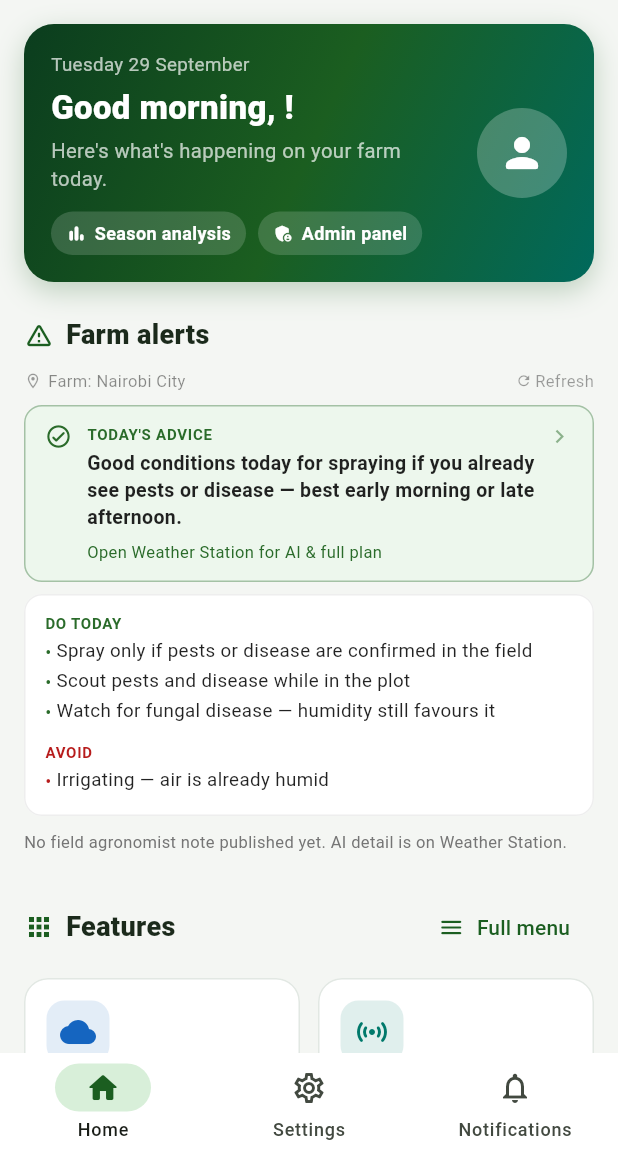
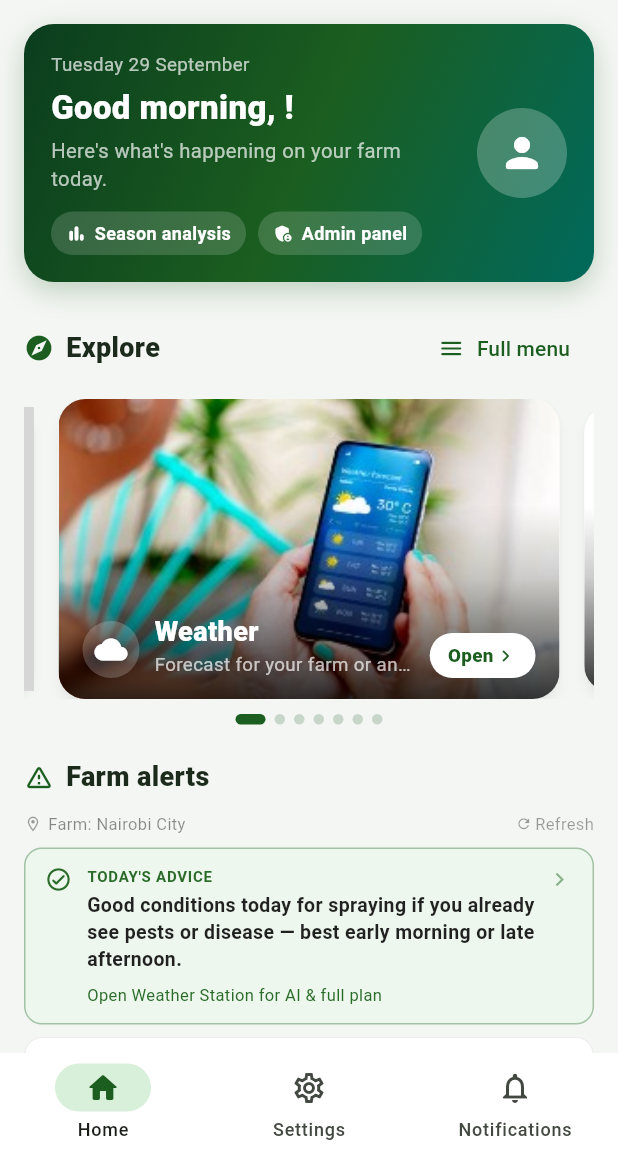
Before and after one commit to DeveloperJVKenya/KilimoMkononi, a Flutter app: the HomePage screen opened by its route, on a phone screen of 412 x 824 dp, the part 84-1236 px from its top. Run offline on Flutter 3.47's test engine with Material 3 defaults, Android fonts, the phone set to English and light mode, and no system bars; drawn by our look-alikes of carousel_slider; our stand-ins replace cloud_firestore, cloud_functions, confetti, connectivity_plus, dio, file_picker and 23 more; missing offline and left inert: flame, flutter_pdfview; accounts and stored records are empty; network calls fail; project files that could hold a hidden picture were left out; grey boxes are pictures that could not be loaded.

Commit message:
Home: clickable section carousel before Farm Alerts instead of feature cards
- Carousel restored (7 slides: Weather, Field Data, Pests & Diseases, Farm
  Management, Farming Tips, Manuals, Season Analysis); each slide has a
  title, description and Open button and opens its section. Dots, and
  prev/next arrows on wide screens. Placed directly before Farm Alerts.
- Feature card grid removed.
- Drawer gains Weather Station, Market Prices and Farming Tips so every
  section stays reachable.

Co-Authored-By: Claude Opus 5.5 <noreply@anthropic.com>

```diff
--- a/lib/home.dart
+++ b/lib/home.dart
@@ -1,5 +1,6 @@
 // lib/screens/home.dart
 import 'package:flutter/material.dart';
+import 'package:carousel_slider/carousel_slider.dart';
 import 'package:intl/intl.dart';
 import 'package:kilimomkononi/models/user_model.dart';
 import 'package:kilimomkononi/screens/Field%20Data%20Input/field_data_input_home_page.dart';
@@ -280,51 +281,40 @@ class _HomePageState extends State<HomePage> {
     );
   }
 
-  /// Home: greeting, farm alerts, every feature in a responsive grid, and
-  /// the Season Analysis highlight. Content is centred and capped at
-  /// 1100 px so nothing stretches on wide screens.
+  /// Home: greeting, a carousel of the app's sections (each slide opens its
+  /// section), farm alerts and the Season Analysis highlight. Content is
+  /// centred and capped at 1100 px so nothing stretches on wide screens.
   Widget _buildHomeContent(String fullName) {
-    final features = <_Feature>[
-      _Feature(Icons.wb_cloudy_rounded, 'Weather', 'Forecast for any place', const Color(0xFF1565C0),
-          () => _open(const WeatherScreen())),
-      _Feature(Icons.sensors_rounded, 'Weather Station', 'Live readings & verified advice', const Color(0xFF00796B),
-          () => _open(const WeatherStationScreen())),
-      _Feature(Icons.edit_note_rounded, 'Field Data', 'Record plots, soil & crops', const Color(0xFF2E7D32),
-          () => _open(const FieldDataInputHomePage())),
-      _Feature(Icons.bug_report_rounded, 'Pests & Diseases', 'Diagnose and treat', const Color(0xFFC62828),
-          () => _open(const PestDiseaseHomePage())),
-      _Feature(Icons.account_balance_wallet_rounded, 'Farm Management', 'Tasks, costs & harvests',
-          const Color(0xFF6D4C41), () => _open(const FarmManagementScreen())),
-      _Feature(Icons.price_check_rounded, 'Market Prices', 'Prices near you', const Color(0xFFEF6C00),
-          () => _open(const MarketPriceScreen())),
-      _Feature(Icons.lightbulb_rounded, 'Farming Tips', 'Practical guidance', const Color(0xFFF9A825),
-          () => _open(const FarmingTipsWidget())),
-      _Feature(Icons.menu_book_rounded, 'Manuals', 'Guides & documents', const Color(0xFF3949AB),
-          () => _open(const ManualsScreen())),
+    final slides = <_Slide>[
+      _Slide('assets/weather_forecast.jpg', 'Weather', 'Forecast for your farm or any place',
+          Icons.wb_cloudy_rounded, () => _open(const WeatherScreen())),
+      _Slide('assets/field_data_collection.jpg', 'Field Data', 'Record plots, soil tests and crops',
+          Icons.edit_note_rounded, () => _open(const FieldDataInputHomePage())),
+      _Slide('assets/pest_management.jpg', 'Pests & Diseases', 'Diagnose problems and plan treatment',
+          Icons.bug_report_rounded, () => _open(const PestDiseaseHomePage())),
+      _Slide('assets/farm_management.jpg', 'Farm Management', 'Tasks, costs, harvests and loans',
+          Icons.account_balance_wallet_rounded, () => _open(const FarmManagementScreen())),
+      _Slide('assets/farming_tips.png', 'Farming Tips', 'Practical guidance for every season',
+          Icons.lightbulb_rounded, () => _open(const FarmingTipsWidget())),
+      _Slide('assets/manuals.jpg', 'Manuals', 'Guides and documents to download',
+          Icons.menu_book_rounded, () => _open(const ManualsScreen())),
+      _Slide('assets/soil.png', 'Season Analysis', 'AI insights on your field, soil and finances',
+          Icons.insights_rounded, _openSeasonAnalysis),
     ];
 
     return LayoutBuilder(builder: (context, c) {
       final side = c.maxWidth > 1132 ? (c.maxWidth - 1100) / 2 : 16.0;
-      final ts = MediaQuery.textScalerOf(context).scale(1).clamp(1.0, 1.5);
       return CustomScrollView(slivers: [
         SliverPadding(
           padding: EdgeInsets.fromLTRB(side, 16, side, 0),
           sliver: SliverToBoxAdapter(child: _heroCard(fullName)),
         ),
         SliverPadding(
-          padding: EdgeInsets.fromLTRB(side, 22, side, 10),
-          sliver: const SliverToBoxAdapter(child: _SectionTitle('Farm alerts', Icons.warning_amber_rounded)),
-        ),
-        SliverPadding(
-          padding: EdgeInsets.symmetric(horizontal: side),
-          sliver: const SliverToBoxAdapter(child: FarmAlertsHomeWidget()),
-        ),
-        SliverPadding(
-          padding: EdgeInsets.fromLTRB(side, 22, side, 10),
+          padding: EdgeInsets.fromLTRB(side, 20, side, 10),
           sliver: SliverToBoxAdapter(
             child: _SectionTitle(
-              'Features',
-              Icons.apps_rounded,
+              'Explore',
+              Icons.explore_rounded,
               action: TextButton.icon(
                 onPressed: () => _scaffoldKey.currentState?.openDrawer(),
                 icon: const Icon(Icons.menu_rounded, size: 18),
@@ -336,18 +326,18 @@ class _HomePageState extends State<HomePage> {
         ),
         SliverPadding(
           padding: EdgeInsets.symmetric(horizontal: side),
-          sliver: SliverGrid(
-            gridDelegate: SliverGridDelegateWithMaxCrossAxisExtent(
-              maxCrossAxisExtent: 230,
-              mainAxisExtent: 118 * ts,
-              mainAxisSpacing: 12,
-              crossAxisSpacing: 12,
-            ),
-            delegate: SliverChildBuilderDelegate((_, i) => _FeatureTile(features[i]), childCount: features.length),
-          ),
+          sliver: SliverToBoxAdapter(child: _SectionCarousel(slides: slides, width: c.maxWidth - 2 * side)),
         ),
         SliverPadding(
-          padding: EdgeInsets.fromLTRB(side, 16, side, 32),
+          padding: EdgeInsets.fromLTRB(side, 22, side, 10),
+          sliver: const SliverToBoxAdapter(child: _SectionTitle('Farm alerts', Icons.warning_amber_rounded)),
+        ),
+        SliverPadding(
+          padding: EdgeInsets.symmetric(horizontal: side),
+          sliver: const SliverToBoxAdapter(child: FarmAlertsHomeWidget()),
+        ),
+        SliverPadding(
+          padding: EdgeInsets.fromLTRB(side, 20, side, 32),
           sliver: SliverToBoxAdapter(child: _seasonAnalysisCard()),
         ),
       ]);
@@ -488,12 +478,18 @@ class _HomePageState extends State<HomePage> {
             _drawerItem(Icons.home, 'Home', () => Navigator.pop(context)),
             _drawerItem(Icons.cloud, 'Weather Forecast',
                 () => _navigateTo(const WeatherScreen())),
+            _drawerItem(Icons.sensors_rounded, 'Weather Station',
+                () => _navigateTo(const WeatherStationScreen())),
             _drawerItem(Icons.input, 'Field Data Input',
                 () => _navigateTo(const FieldDataInputHomePage())),
             _drawerItem(Icons.bug_report, 'Pests & Diseases',
                 () => _navigateTo(const PestDiseaseHomePage())),
             _drawerItem(Icons.account_balance_wallet, 'Farm Management',
                 () => _navigateTo(const FarmManagementScreen())),
+            _drawerItem(Icons.price_check_rounded, 'Market Prices',
+                () => _navigateTo(const MarketPriceScreen())),
+            _drawerItem(Icons.lightbulb_rounded, 'Farming Tips',
+                () => _navigateTo(const FarmingTipsWidget())),
             _drawerItem(Icons.book, 'Manuals',
                 () => _navigateTo(const ManualsScreen())),
             // ── Season Analysis drawer entry ──────────────────────
@@ -549,51 +545,156 @@ class _HomePageState extends State<HomePage> {
 const _kGreen = Color(0xFF1B5E20);
 const _kPage = Color(0xFFF4F6F3);
 
-class _Feature {
-  final IconData icon;
+class _Slide {
+  final String image;
   final String title;
   final String subtitle;
-  final Color color;
+  final IconData icon;
   final VoidCallback onTap;
-  const _Feature(this.icon, this.title, this.subtitle, this.color, this.onTap);
+  const _Slide(this.image, this.title, this.subtitle, this.icon, this.onTap);
 }
 
-class _FeatureTile extends StatelessWidget {
-  final _Feature f;
-  const _FeatureTile(this.f);
+/// Auto-playing carousel of the app's sections; each slide opens its
+/// section. Dots show the position; arrows on wide screens.
+class _SectionCarousel extends StatefulWidget {
+  final List<_Slide> slides;
+  final double width;
+  const _SectionCarousel({required this.slides, required this.width});
+
+  @override
+  State<_SectionCarousel> createState() => _SectionCarouselState();
+}
+
+class _SectionCarouselState extends State<_SectionCarousel> {
+  final _controller = CarouselSliderController();
+  int _index = 0;
+
+  @override
+  Widget build(BuildContext context) {
+    final w = widget.width;
+    final wide = w >= 700;
+    final height = wide ? 280.0 : (w < 380 ? 180.0 : 200.0);
+    return Column(children: [
+      Stack(alignment: Alignment.center, children: [
+        CarouselSlider(
+          carouselController: _controller,
+          options: CarouselOptions(
+            height: height,
+            autoPlay: true,
+            autoPlayInterval: const Duration(seconds: 5),
+            enlargeCenterPage: true,
+            enlargeFactor: 0.18,
+            viewportFraction: wide ? 0.62 : 0.9,
+            onPageChanged: (i, _) => setState(() => _index = i),
+          ),
+          items: [for (final s in widget.slides) _SlideCard(s)],
+        ),
+        if (wide) ...[
+          Positioned(left: 4, child: _ArrowButton(Icons.chevron_left_rounded, _controller.previousPage)),
+          Positioned(right: 4, child: _ArrowButton(Icons.chevron_right_rounded, _controller.nextPage)),
+        ],
+      ]),
+      const SizedBox(height: 10),
+      Row(mainAxisAlignment: MainAxisAlignment.center, children: [
+        for (var i = 0; i < widget.slides.length; i++)
+          GestureDetector(
+            onTap: () => _controller.animateToPage(i),
+            child: AnimatedContainer(
+              duration: const Duration(milliseconds: 250),
+              margin: const EdgeInsets.symmetric(horizontal: 3),
+              width: i == _index ? 20 : 7,
+              height: 7,
+              decoration: BoxDecoration(
+                color: i == _index ? _kGreen : const Color(0xFFC8D6CA),
+                borderRadius: BorderRadius.circular(4),
+              ),
+            ),
+          ),
+      ]),
+    ]);
+  }
+}
+
+class _SlideCard extends StatelessWidget {
+  final _Slide s;
+  const _SlideCard(this.s);
+
+  @override
+  Widget build(BuildContext context) => Padding(
+        padding: const EdgeInsets.symmetric(horizontal: 4),
+        child: Material(
+          borderRadius: BorderRadius.circular(18),
+          clipBehavior: Clip.antiAlias,
+          elevation: 3,
+          shadowColor: Colors.black26,
+          child: InkWell(
+            onTap: s.onTap,
+            child: Stack(fit: StackFit.expand, children: [
+              Image.asset(s.image, fit: BoxFit.cover, errorBuilder: (_, _, _) => Container(color: _kGreen)),
+              // Legibility gradient.
+              const DecoratedBox(
+                decoration: BoxDecoration(
+                  gradient: LinearGradient(
+                    begin: Alignment.topCenter,
+                    end: Alignment.bottomCenter,
+                    colors: [Colors.transparent, Color(0x33000000), Color(0xCC000000)],
+                    stops: [0.35, 0.6, 1],
+                  ),
+                ),
+              ),
+              Positioned(
+                left: 16,
+                right: 16,
+                bottom: 14,
+                child: Row(crossAxisAlignment: CrossAxisAlignment.end, children: [
+                  Container(
+                    padding: const EdgeInsets.all(8),
+                    decoration: BoxDecoration(color: Colors.white.withValues(alpha: 0.2), shape: BoxShape.circle),
+                    child: Icon(s.icon, color: Colors.white, size: 22),
+                  ),
+                  const SizedBox(width: 10),
+                  Expanded(
+                    child: Column(crossAxisAlignment: CrossAxisAlignment.start, mainAxisSize: MainAxisSize.min, children: [
+                      Text(s.title,
+                          maxLines: 1,
+                          overflow: TextOverflow.ellipsis,
+                          style: const TextStyle(color: Colors.white, fontSize: 18, fontWeight: FontWeight.w800)),
+                      Text(s.subtitle,
+                          maxLines: 1,
+                          overflow: TextOverflow.ellipsis,
+                          style: const TextStyle(color: Colors.white70, fontSize: 12.5)),
+                    ]),
+                  ),
+                  const SizedBox(width: 8),
+                  Container(
+                    padding: const EdgeInsets.symmetric(horizontal: 12, vertical: 6),
+                    decoration: BoxDecoration(color: Colors.white, borderRadius: BorderRadius.circular(20)),
+                    child: const Row(mainAxisSize: MainAxisSize.min, children: [
+                      Text('Open', style: TextStyle(color: _kGreen, fontWeight: FontWeight.w800, fontSize: 12.5)),
+                      Icon(Icons.chevron_right_rounded, color: _kGreen, size: 16),
+                    ]),
+                  ),
+                ]),
+              ),
+            ]),
+          ),
+        ),
+      );
+}
+
+class _ArrowButton extends StatelessWidget {
+  final IconData icon;
+  final Future<void> Function({Duration duration, Curve curve}) go;
+  const _ArrowButton(this.icon, this.go);
 
   @override
   Widget build(BuildContext context) => Material(
         color: Colors.white,
-        borderRadius: BorderRadius.circular(16),
-        elevation: 0,
-        child: InkWell(
-          borderRadius: BorderRadius.circular(16),
-          onTap: f.onTap,
-          child: Container(
-            padding: const EdgeInsets.all(14),
-            decoration: BoxDecoration(
-              borderRadius: BorderRadius.circular(16),
-              border: Border.all(color: const Color(0xFFE2E8E3)),
-            ),
-            child: Column(crossAxisAlignment: CrossAxisAlignment.start, children: [
-              Container(
-                padding: const EdgeInsets.all(9),
-                decoration: BoxDecoration(color: f.color.withValues(alpha: 0.12), borderRadius: BorderRadius.circular(12)),
-                child: Icon(f.icon, color: f.color, size: 24),
-              ),
-              const Spacer(),
-              Text(f.title,
-                  maxLines: 1,
-                  overflow: TextOverflow.ellipsis,
-                  style: const TextStyle(fontSize: 14.5, fontWeight: FontWeight.w800, color: Color(0xFF1B2A1B))),
-              const SizedBox(height: 2),
-              Text(f.subtitle,
-                  maxLines: 1,
-                  overflow: TextOverflow.ellipsis,
-                  style: const TextStyle(fontSize: 11.5, color: Color(0xFF6B7280))),
-            ]),
-          ),
+        shape: const CircleBorder(),
+        elevation: 3,
+        child: IconButton(
+          icon: Icon(icon, color: _kGreen),
+          onPressed: () => go(duration: const Duration(milliseconds: 350), curve: Curves.easeOut),
         ),
       );
 }
--- a/pubspec.yaml
+++ b/pubspec.yaml
@@ -57,6 +57,7 @@ dependencies:
   firebase_ai: ^4.0.0
   firebase_messaging: ^16.7.0
   flutter_riverpod: ^3.4.3
+  carousel_slider: ^5.0.0
 
 dev_dependencies:
   flutter_test:
```
Also changed, not shown: pubspec.lock.
